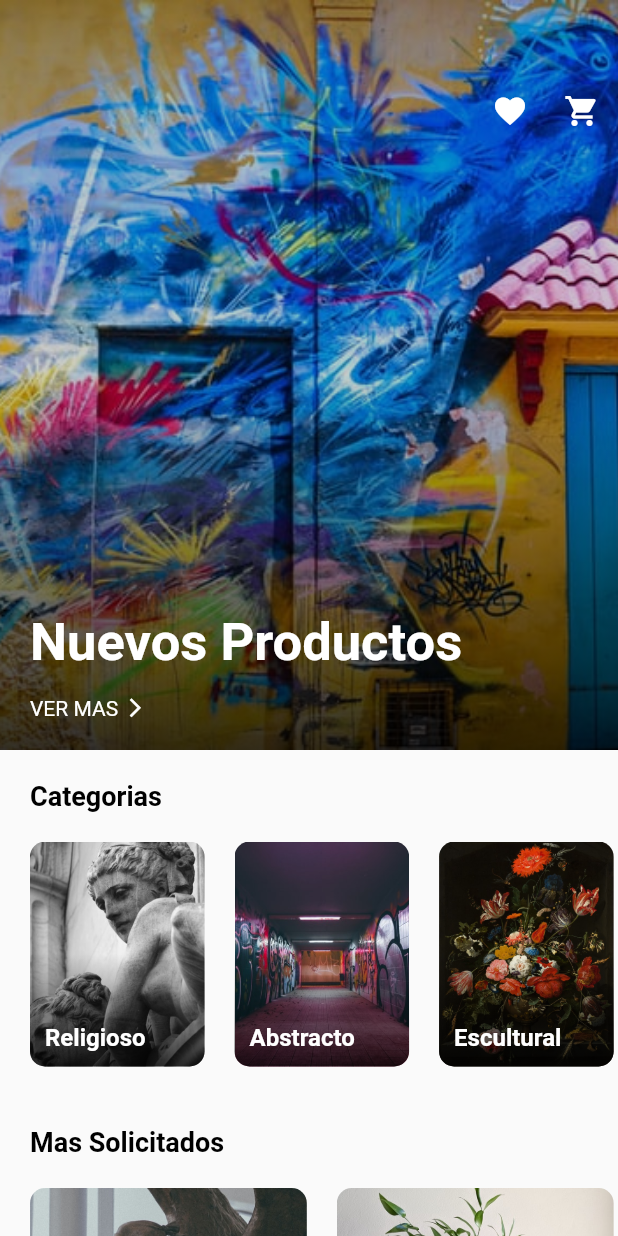
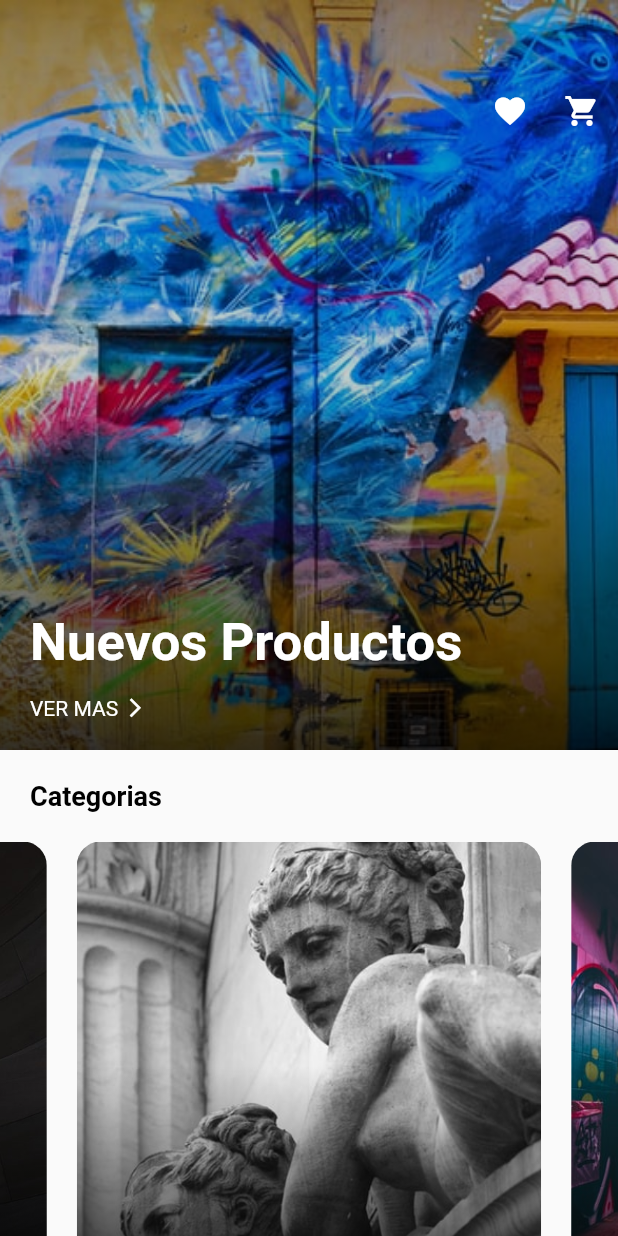
Before and after one commit to julianfrancodev/artemy_alpha_1, a Flutter app: the Shop screen opened directly, on a phone screen of 412 x 824 dp. Run offline on Flutter 3.47's test engine with Material 2 defaults, Android fonts, the phone set to English and light mode, and no system bars; drawn by our look-alikes of carousel_slider; our stand-ins replace page_transition, simple_animations, supercharged.

Commit message:
feat: add new carousel controller

```diff
--- a/lib/screens/Shop.dart
+++ b/lib/screens/Shop.dart
@@ -1,4 +1,5 @@
 import 'package:artemy_beta_2/config/Animation.dart';
+import 'package:carousel_slider/carousel_slider.dart';
 import 'package:flutter/material.dart';
 import 'package:flutter/rendering.dart';
 
@@ -131,27 +132,22 @@ class _ShopState extends State<Shop> {
                       SizedBox(
                         height: 20,
                       ),
-                     Container(
-                       height: 150,
-                       child: Container(
-                         child: ListView(
-                           scrollDirection: Axis.horizontal,
-                           children: [
-                             makeCategory(
-                                 image: "assets/images/image4.jpg",
-                                 title: "Religioso"),
-                             makeCategory(
-                                 image: "assets/images/image3.jpg",
-                                 title: "Abstracto"),
-                             makeCategory(
-                                 image: "assets/images/image2.jpg",
-                                 title: "Escultural"),
-                             makeCategory(
-                                 image: "assets/images/image1.jpg",
-                                 title: "Culinaria")
-                           ],
-                         ),
-                       ),
+                      CarouselSlider(
+                        options: CarouselOptions(
+                            aspectRatio: 16 / 9, autoPlay: true, height: 300),
+                        items: bannerAdsTopSlider.map((i) {
+                          return Builder(
+                            builder: (BuildContext context) {
+                              return Container(
+                                width: MediaQuery.of(context).size.width,
+                                margin: EdgeInsets.symmetric(horizontal: 10),
+                                child: ClipRRect(
+                                    borderRadius: BorderRadius.circular(16),
+                                    child: makeCategory(image: i)),
+                              );
+                            },
+                          );
+                        }).toList(),
                       ),
                       SizedBox(
                         height: 40,
@@ -174,44 +170,49 @@ class _ShopState extends State<Shop> {
                       SizedBox(
                         height: 20,
                       ),
-                     Container(
-                       height: 150,
-                       child: Container(
-                         child: ListView(
-                           scrollDirection: Axis.horizontal,
-                           children: [
-                             makeBestSellByCategory(
-                                 image: "assets/images/trend1.jpg",
-                                 title: "Floral"),
-                             makeBestSellByCategory(
-                                 image: "assets/images/trend2.jpg",
-                                 title: "Navidad"),
-                             makeBestSellByCategory(
-                                 image: "assets/images/trend3.jpg",
-                                 title: "Escultural"),
-                             makeBestSellByCategory(
-                                 image: "assets/images/trend4.jpg",
-                                 title: "Ilustrativo")
-                           ],
-                         ),
-                       ),
+                      CarouselSlider(
+                        options:
+                            CarouselOptions(aspectRatio: 3 / 2.2, height: 200),
+                        items: banneAdsSlider.map((i) {
+                          return Builder(
+                            builder: (BuildContext context) {
+                              return Container(
+                                width: MediaQuery.of(context).size.width,
+                                margin: EdgeInsets.symmetric(horizontal: 10),
+                                child: ClipRRect(
+                                    borderRadius: BorderRadius.circular(16),
+                                    child: makeCategory(image: i)),
+                              );
+                            },
+                          );
+                        }).toList(),
                       ),
                     ],
                   ),
-               )
-           ),
+                )),
           ],
         ),
       ),
     );
   }
 
-  Widget makeCategory({image, title}) {
+  List banneAdsSlider = [
+    "assets/images/trend1.jpg",
+    "assets/images/trend2.jpg",
+    "assets/images/trend3.jpg",
+    "assets/images/trend4.jpg"
+  ];
+
+  List bannerAdsTopSlider = [
+    "assets/images/image4.jpg",
+    "assets/images/image3.jpg",
+    "assets/images/image2.jpg",
+    "assets/images/image1.jpg"
+  ];
+
+  Widget makeCategory({image}) {
     return Container(
-      child: AspectRatio(
-        aspectRatio: 2 / 2.2,
       child: Container(
-          margin: EdgeInsets.only(left: 20),
         decoration: BoxDecoration(
             borderRadius: BorderRadius.circular(10),
             image:
@@ -227,40 +228,7 @@ class _ShopState extends State<Shop> {
           child: Align(
             alignment: Alignment.bottomLeft,
             child: Text(
-                title,
-                style: TextStyle(
-                    color: Colors.white,
-                    fontWeight: FontWeight.bold,
-                    fontSize: 16),
-              ),
-            ),
-          ),
-        ),
-      ),
-    );
-  }
-
-  Widget makeBestSellByCategory({image, title, price}) {
-    return AspectRatio(
-      aspectRatio: 3 / 2.2,
-      child: Container(
-        margin: EdgeInsets.only(left: 20),
-        decoration: BoxDecoration(
-            borderRadius: BorderRadius.circular(10),
-            image:
-                DecorationImage(image: AssetImage(image), fit: BoxFit.cover)),
-        child: Container(
-          padding: EdgeInsets.all(10),
-          decoration: BoxDecoration(
-              borderRadius: BorderRadius.circular(10),
-              gradient: LinearGradient(begin: Alignment.bottomRight, colors: [
-                Colors.black.withOpacity(.8),
-                Colors.black.withOpacity(.0)
-              ])),
-          child: Align(
-            alignment: Alignment.bottomLeft,
-            child: Text(
-              title,
+              "Category",
               style: TextStyle(
                   color: Colors.white,
                   fontWeight: FontWeight.bold,
--- a/pubspec.yaml
+++ b/pubspec.yaml
@@ -21,6 +21,7 @@ environment:
   sdk: ">=2.7.0 <3.0.0"
 
 dependencies:
+  carousel_slider: ^2.2.1
   simple_animations: ^2.2.1
   page_transition: ^1.1.6
   flutter:
```
Also changed, not shown: pubspec.lock. Lines whose indentation alone changed are shown as unchanged.
